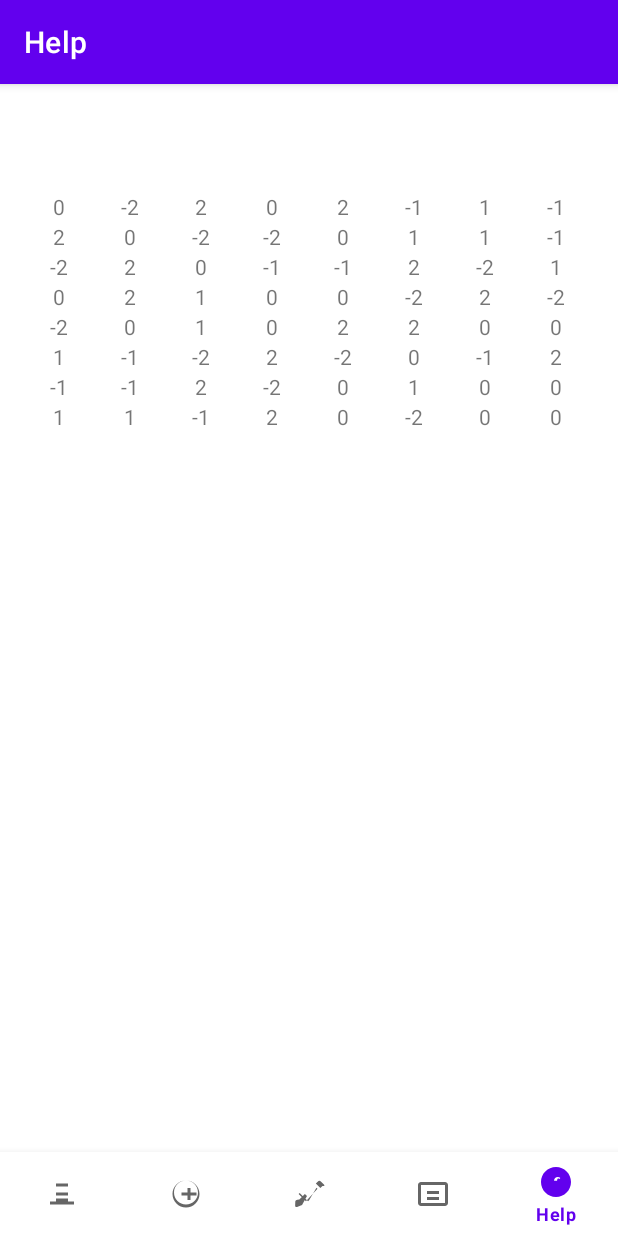
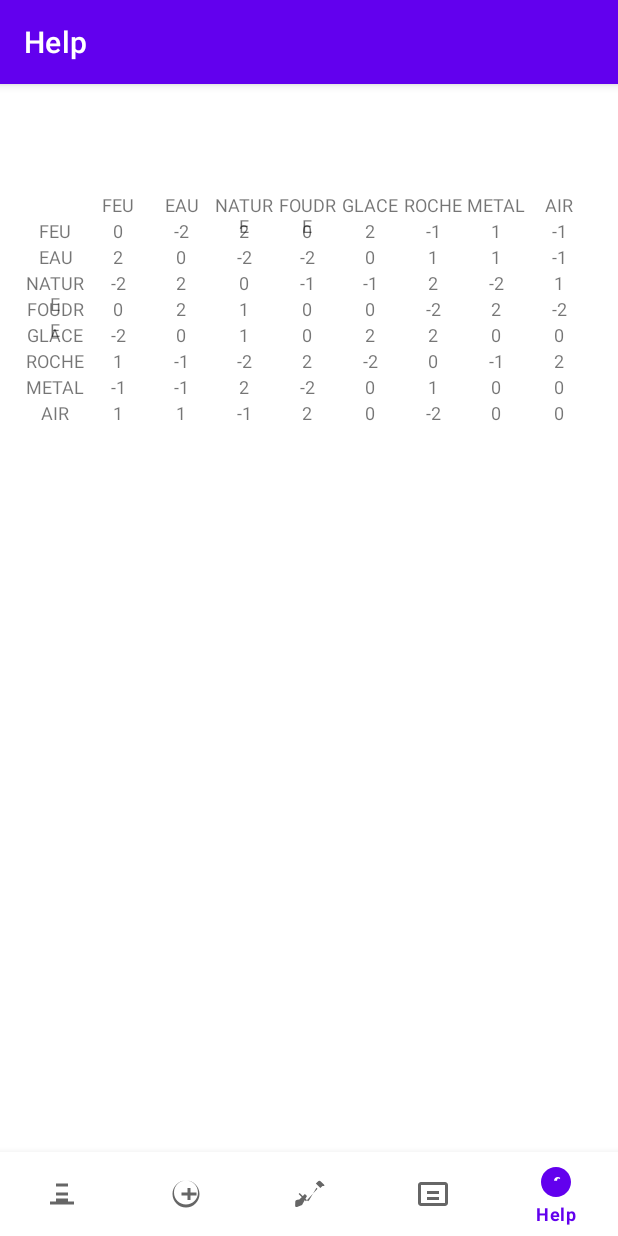
Before and after one commit to ArthurLeo04/AppMobile, an Android app: the HelpFragment screen opened through its navigation route, on a phone screen of 412 x 824 dp. Run offline under Robolectric (Android 15) with nearby library versions, the phone set to English and light mode, and no system bars; our stand-ins replace navigation-ui.

Commit message:
Xml de la partie

```diff
--- a/app/src/main/java/com/example/picturetocard/game/MatriceType.kt
+++ b/app/src/main/java/com/example/picturetocard/game/MatriceType.kt
@@ -57,6 +57,32 @@ class MatriceType(
         return matrice[index1][index2]
     }
 
+    fun getValuesWithHeader(): Array<Array<String>> {
+        val colors = Colors.values()
+
+        // Créer un tableau avec une taille augmentée pour inclure la première ligne et la première colonne
+        val valuesWithHeader = Array(matrice.size + 1) { Array(matrice[0].size + 1) { "" } }
+
+        // Remplir la première ligne avec les énumérations de couleurs
+        for (col in 0 until matrice[0].size) {
+            valuesWithHeader[0][col + 1] = colors[col].name
+        }
+
+        // Remplir la première colonne avec les énumérations de couleurs
+        for (row in matrice.indices) {
+            valuesWithHeader[row + 1][0] = colors[row].name
+        }
+
+        // Copier les données existantes dans le tableau avec en-tête
+        for (row in matrice.indices) {
+            for (col in 0 until matrice[0].size) {
+                valuesWithHeader[row + 1][col + 1] = matrice[row][col].toString()
+            }
+        }
+
+        return valuesWithHeader
+    }
+
     fun printMatrix() {
         val colors = Colors.values()
         val headerRow = colors.joinToString("\t", "\t", "\n") { it.name.take(3) }
--- a/app/src/main/java/com/example/picturetocard/ui/help/GridViewAdapter.kt
+++ b/app/src/main/java/com/example/picturetocard/ui/help/GridViewAdapter.kt
@@ -1,11 +1,13 @@
 import android.content.Context
+import android.graphics.drawable.Drawable
 import android.view.Gravity
 import android.view.View
 import android.view.ViewGroup
 import android.widget.BaseAdapter
+import android.widget.GridView
 import android.widget.TextView
 
-class GridViewAdapter(private val data: Array<Array<String>>, private val context: Context) :
+class GridViewAdapter(private val data: Array<Array<String>>, private val context: Context, private val textSize: Float) :
     BaseAdapter() {
 
     override fun getCount(): Int {
@@ -29,6 +31,7 @@ class GridViewAdapter(private val data: Array<Array<String>>, private val contex
         val col = position % data[0].size
 
         textView.text = data[row][col]
+        textView.textSize = textSize
         textView.gravity = Gravity.CENTER // Centrer le texte dans la case
 
         return textView
--- a/app/src/main/java/com/example/picturetocard/ui/help/HelpFragment.kt
+++ b/app/src/main/java/com/example/picturetocard/ui/help/HelpFragment.kt
@@ -31,7 +31,7 @@ class HelpFragment() : Fragment() {
         val gridView: GridView = binding.gridView
 
         // Remplacez "data" par votre liste de données pour le tableau
-        val data : Array<Array<Int>> = gameViewModel.matrice.matrice// Votre liste de données
+        val data : Array<Array<String>> = gameViewModel.matrice.getValuesWithHeader()// Votre liste de données
 
         // Calculez le nombre de colonnes en fonction de la taille de la liste de données
         val numColumns = data[0].size
@@ -43,9 +43,7 @@ class HelpFragment() : Fragment() {
         gridView.numColumns = numColumns
         gridView.layoutParams.height = gridView.columnWidth * numRows
 
-        val gridViewAdapter = GridViewAdapter(data.map { row ->
-            row.map { it.toString() }.toTypedArray()
-        }.toTypedArray(), requireContext())
+        val gridViewAdapter = GridViewAdapter(data, requireContext(), 12f)
 
         // Défini l'adaptateur pour la gridView
         gridView.adapter = gridViewAdapter
--- a/app/src/main/res/values/strings.xml
+++ b/app/src/main/res/values/strings.xml
@@ -3,12 +3,5 @@
     <string name="title_home">Home</string>
     <string name="title_dashboard">Dashboard</string>
     <string name="title_notifications">Notifications</string>
-    <string name="matrix">+0,+0,+0,+0,+0,+0,+0,+0
-+0,+0,+0,+0,+0,+0,+0,+0
-+0,+0,+0,+0,+0,+0,+0,+0
-+0,+0,+0,+0,+0,+0,+0,+0
-+0,+0,+0,+0,+0,+0,+0,+0
-+0,+0,+0,+0,+0,+0,+0,+0
-+0,+0,+0,+0,+0,+0,+0,+0
-+0,+0,+0,+0,+0,+0,+0,+0</string>
+    <string name="power_up">POWER UP</string>
 </resources>
```
Also changed, not shown: app/src/main/res/layout/fragment_game.xml (added, +76 -0 lines).
